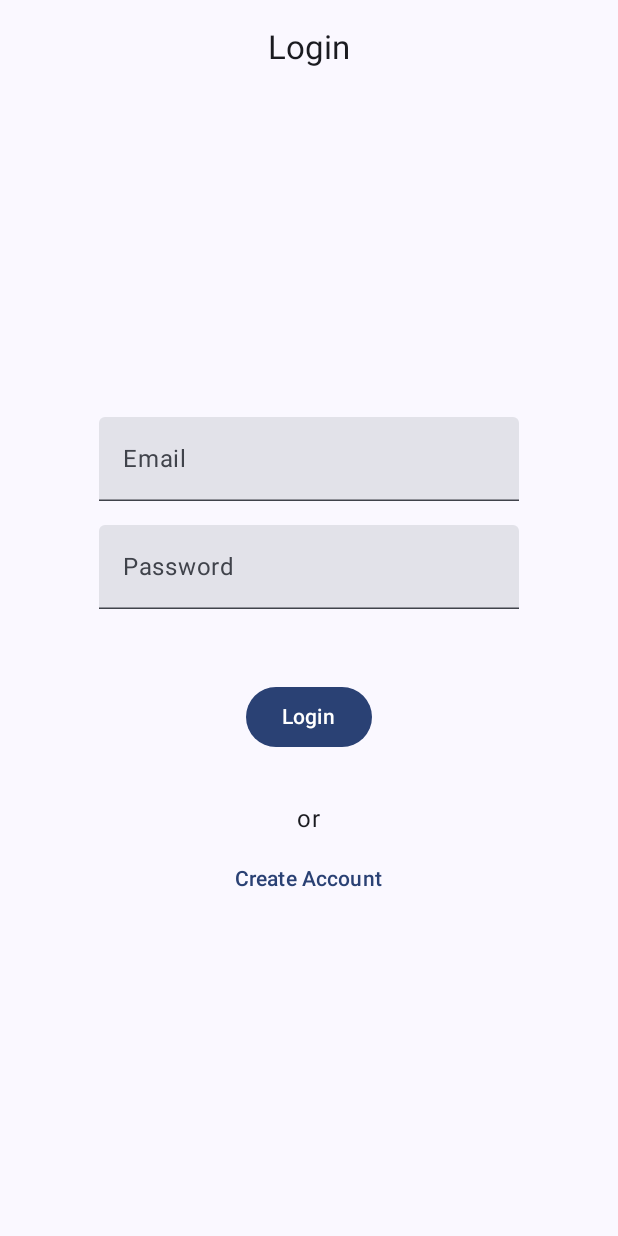
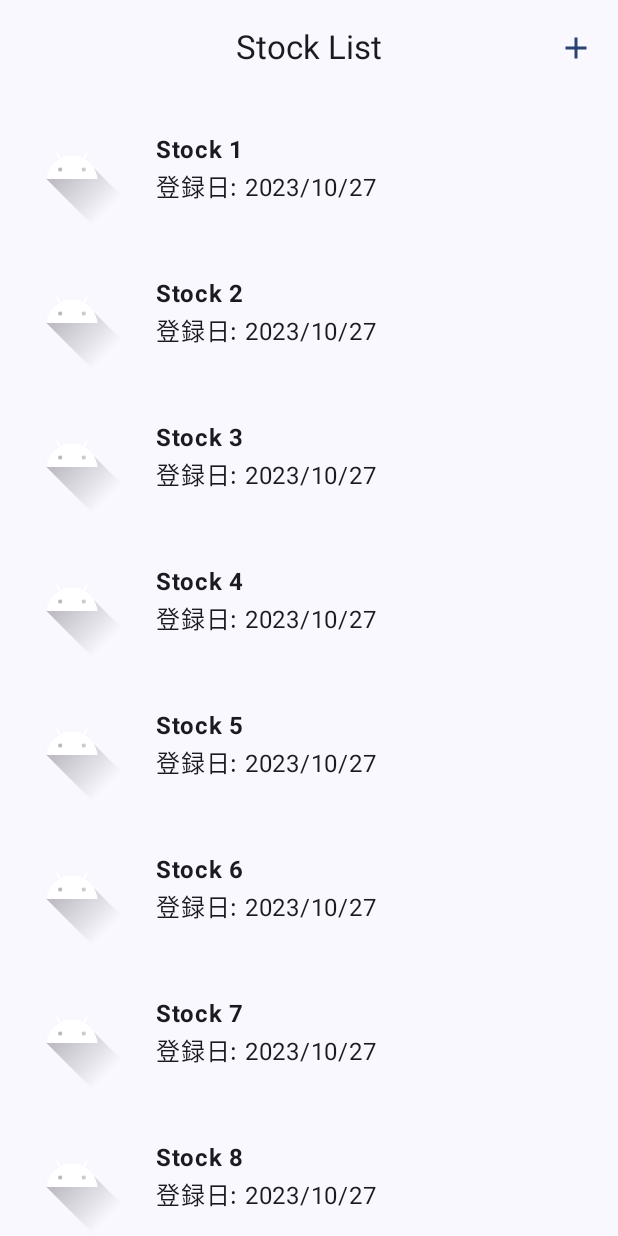
Before and after one commit to jinnoco/stock-manager, an Android app built with Jetpack Compose: the screen it shows after launch (MainActivity), after a tap on "Login", on a phone screen of 412 x 824 dp. Run offline under Robolectric (Android 15) with nearby library versions, the phone set to English and light mode, and no system bars.

Commit message:
create stock list screen

```diff
--- a/app/src/main/java/com/example/stockmanager/view/navigation/AppDestination.kt
+++ b/app/src/main/java/com/example/stockmanager/view/navigation/AppDestination.kt
@@ -9,4 +9,7 @@ sealed interface AppDestination {
 
     @Serializable
     data object Signup : AppDestination
+
+    @Serializable
+    data object StockListScreen : AppDestination
 }
--- a/app/src/main/java/com/example/stockmanager/view/navigation/AppNavHost.kt
+++ b/app/src/main/java/com/example/stockmanager/view/navigation/AppNavHost.kt
@@ -7,6 +7,7 @@ import androidx.navigation.compose.composable
 import androidx.navigation.compose.rememberNavController
 import com.example.stockmanager.view.login.LoginScreen
 import com.example.stockmanager.view.signup.SignupScreen
+import com.example.stockmanager.view.stocklist.StockListScreen
 
 @Composable
 fun AppNavHost(navHostController: NavHostController = rememberNavController()) {
@@ -27,5 +28,11 @@ fun AppNavHost(navHostController: NavHostController = rememberNavController()) {
                 navigator = appNavigator,
             )
         }
+
+        composable<AppDestination.StockListScreen> {
+            StockListScreen(
+                navigator = appNavigator
+            )
+        }
     }
 }
--- /dev/null
+++ b/app/src/main/java/com/example/stockmanager/view/stocklist/AddButton.kt
@@ -0,0 +1,20 @@
+package com.example.stockmanager.view.stocklist
+
+import androidx.compose.material.icons.Icons
+import androidx.compose.material.icons.filled.Add
+import androidx.compose.material3.Icon
+import androidx.compose.material3.IconButton
+import androidx.compose.material3.MaterialTheme
+import androidx.compose.runtime.Composable
+import androidx.compose.ui.Modifier
+
+@Composable
+fun AddButton(modifier: Modifier = Modifier, onClick: () -> Unit) {
+    IconButton(onClick = onClick, modifier = modifier) {
+        Icon(
+            imageVector = Icons.Filled.Add,
+            contentDescription = "Add Button",
+            tint = MaterialTheme.colorScheme.primary,
+        )
+    }
+}
--- /dev/null
+++ b/app/src/main/java/com/example/stockmanager/view/stocklist/StockListScreen.kt
@@ -0,0 +1,77 @@
+package com.example.stockmanager.view.stocklist
+
+import androidx.compose.foundation.Image
+import androidx.compose.foundation.clickable
+import androidx.compose.foundation.layout.Column
+import androidx.compose.foundation.layout.Row
+import androidx.compose.foundation.layout.Spacer
+import androidx.compose.foundation.layout.fillMaxWidth
+import androidx.compose.foundation.layout.padding
+import androidx.compose.foundation.layout.size
+import androidx.compose.foundation.layout.width
+import androidx.compose.foundation.lazy.LazyColumn
+import androidx.compose.material3.Scaffold
+import androidx.compose.material3.Text
+import androidx.compose.runtime.Composable
+import androidx.compose.ui.Alignment
+import androidx.compose.ui.Modifier
+import androidx.compose.ui.graphics.painter.Painter
+import androidx.compose.ui.res.painterResource
+import androidx.compose.ui.text.font.FontWeight
+import androidx.compose.ui.unit.dp
+import com.example.stockmanager.R
+import com.example.stockmanager.view.AppBar
+import com.example.stockmanager.view.navigation.AppDestination
+import com.example.stockmanager.view.navigation.AppNavigator
+
+@Composable
+fun StockListScreen(navigator: AppNavigator) {
+    Scaffold(
+        topBar = {
+            AppBar(
+                title = R.string.stock_list,
+                trailingItem = { AddButton {} }
+            )
+        },
+    ) { paddingValues ->
+        LazyColumn(
+            modifier = Modifier.padding(paddingValues)
+        ) {
+            items(20) { index ->
+                StockItem(
+                    image = painterResource(id = R.drawable.ic_launcher_foreground), // Mock
+                    name = "Stock ${index + 1}", //Mock
+                    registrationDate = "2023/10/27", // Mock
+                    onClick = { navigator.navigate(AppDestination.Login) } // Todo: Fix Destination
+                )
+            }
+        }
+    }
+}
+
+@Composable
+fun StockItem(
+    image: Painter,
+    name: String,
+    registrationDate: String,
+    onClick: () -> Unit
+) {
+    Row(
+        modifier = Modifier
+            .fillMaxWidth()
+            .padding(8.dp)
+            .clickable { onClick() },
+        verticalAlignment = Alignment.CenterVertically
+    ) {
+        Image(
+            painter = image,
+            contentDescription = null,
+            modifier = Modifier.size(80.dp)
+        )
+        Spacer(modifier = Modifier.width(16.dp))
+        Column {
+            Text(text = name, fontWeight = FontWeight.Bold)
+            Text(text = "登録日: $registrationDate")
+        }
+    }
+}
```
